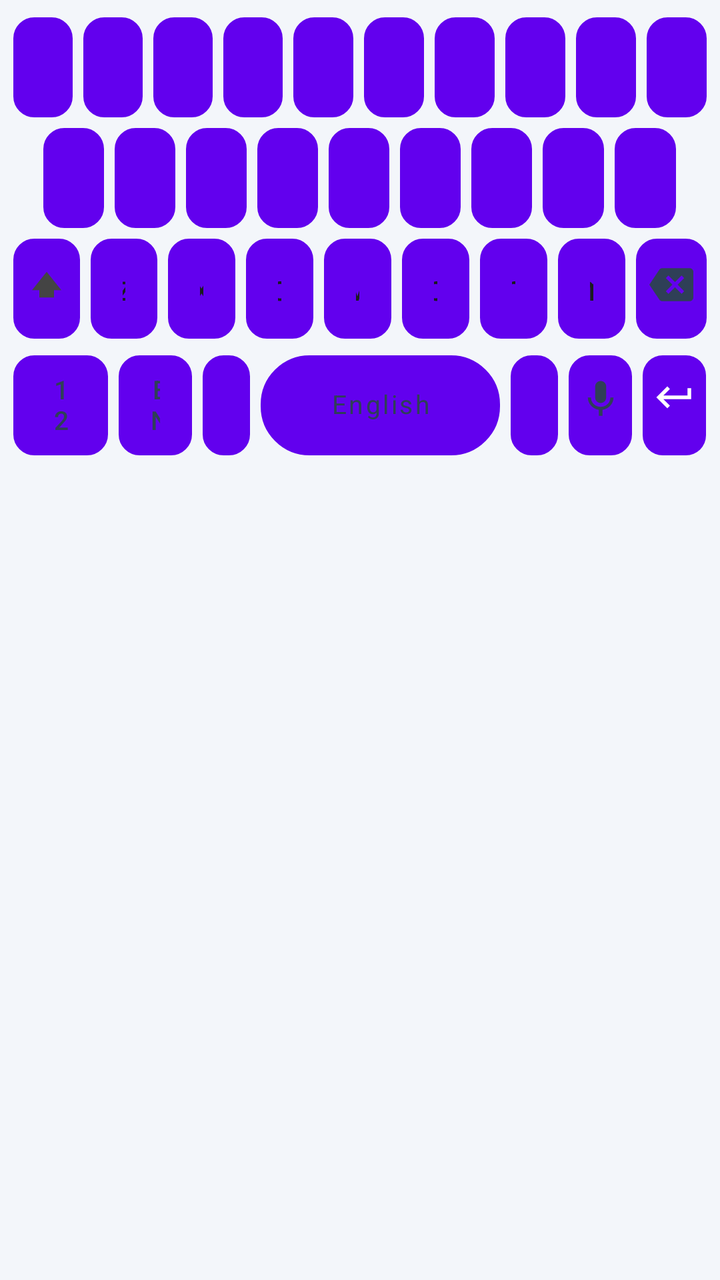
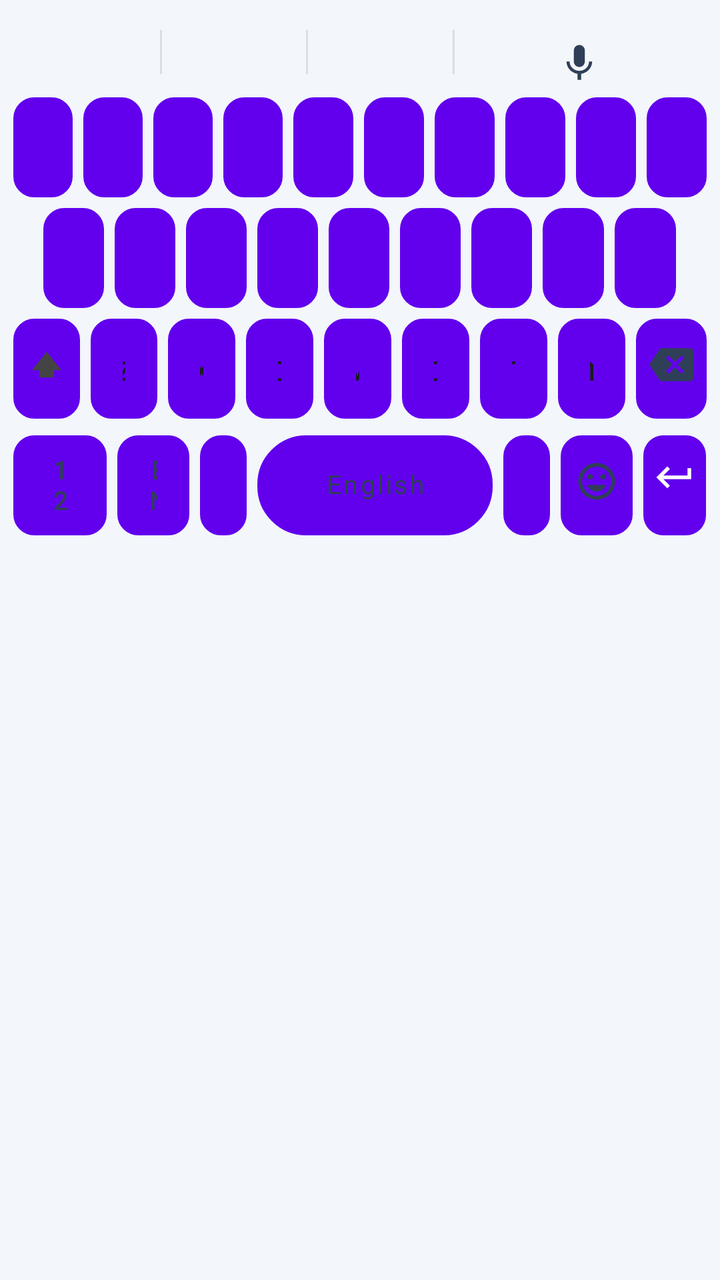

The first picture is an Android layout as it rendered before a commit; the second is the same layout after the commit. The layout source and the unified diff follow.
<!-- AndroidManifest.xml: fallback theme Theme.MaterialComponents.DayNight.NoActionBar -->
<!-- res/layout/keyboard_view.xml -->
<?xml version="1.0" encoding="utf-8"?>
<LinearLayout xmlns:android="http://schemas.android.com/apk/res/android"
    android:layout_width="match_parent"
    android:layout_height="wrap_content"
    android:background="@color/kb_bg_light"
    android:clipToPadding="false"
    android:orientation="vertical"
    android:paddingStart="4dp"
    android:paddingEnd="4dp"
    android:paddingTop="6dp">

    
    <LinearLayout
        android:layout_width="match_parent"
        android:layout_height="wrap_content"
        android:orientation="horizontal">

        <Button android:id="@+id/key_q" style="@style/KeyboardButton" android:text="q" />
        <Button android:id="@+id/key_w" style="@style/KeyboardButton" android:text="w" />
        <Button android:id="@+id/key_e" style="@style/KeyboardButton" android:text="e" />
        <Button android:id="@+id/key_r" style="@style/KeyboardButton" android:text="r" />
        <Button android:id="@+id/key_t" style="@style/KeyboardButton" android:text="t" />
        <Button android:id="@+id/key_y" style="@style/KeyboardButton" android:text="y" />
        <Button android:id="@+id/key_u" style="@style/KeyboardButton" android:text="u" />
        <Button android:id="@+id/key_i" style="@style/KeyboardButton" android:text="i" />
        <Button android:id="@+id/key_o" style="@style/KeyboardButton" android:text="o" />
        <Button android:id="@+id/key_p" style="@style/KeyboardButton" android:text="p" />
    </LinearLayout>

    
    
    <LinearLayout
        android:layout_width="match_parent"
        android:layout_height="wrap_content"
        android:orientation="horizontal">

        
        <View
            android:layout_width="0dp"
            android:layout_height="0dp"
            android:layout_weight="0.5" />

        <Button android:id="@+id/key_a" style="@style/KeyboardButton" android:text="a" />
        <Button android:id="@+id/key_s" style="@style/KeyboardButton" android:text="s" />
        <Button android:id="@+id/key_d" style="@style/KeyboardButton" android:text="d" />
        <Button android:id="@+id/key_f" style="@style/KeyboardButton" android:text="f" />
        <Button android:id="@+id/key_g" style="@style/KeyboardButton" android:text="g" />
        <Button android:id="@+id/key_h" style="@style/KeyboardButton" android:text="h" />
        <Button android:id="@+id/key_j" style="@style/KeyboardButton" android:text="j" />
        <Button android:id="@+id/key_k" style="@style/KeyboardButton" android:text="k" />
        <Button android:id="@+id/key_l" style="@style/KeyboardButton" android:text="l" />

        <View
            android:layout_width="0dp"
            android:layout_height="0dp"
            android:layout_weight="0.5" />
    </LinearLayout>

    
    <LinearLayout
        android:layout_width="match_parent"
        android:layout_height="wrap_content"
        android:baselineAligned="false"
        android:gravity="center_vertical"
        android:layout_marginBottom="3dp"
        android:orientation="horizontal">

        
        <Button
            android:id="@+id/key_shift"
            style="@style/KeyboardButtonShift"
            android:text=""
            android:drawableTop="@drawable/ic_shift"
            android:drawablePadding="0dp" />

        <Button android:id="@+id/key_z" style="@style/KeyboardButton" android:text="z" />
        <Button android:id="@+id/key_x" style="@style/KeyboardButton" android:text="x" />
        <Button android:id="@+id/key_c" style="@style/KeyboardButton" android:text="c" />
        <Button android:id="@+id/key_v" style="@style/KeyboardButton" android:text="v" />
        <Button android:id="@+id/key_b" style="@style/KeyboardButton" android:text="b" />
        <Button android:id="@+id/key_n" style="@style/KeyboardButton" android:text="n" />
        <Button android:id="@+id/key_m" style="@style/KeyboardButton" android:text="m" />

        <Button
            android:id="@+id/key_backspace"
            style="@style/KeyboardButtonIcon"
            android:text=""
            android:drawableTop="@drawable/ic_backspace"
            android:drawablePadding="0dp" />
    </LinearLayout>

    
    <LinearLayout
        android:layout_width="match_parent"
        android:layout_height="wrap_content"
        android:baselineAligned="false"
        android:gravity="center_vertical"
        android:orientation="horizontal"
        android:paddingBottom="2dp">

        <Button
            android:id="@+id/key_symbols"
            style="@style/KeyboardButtonBottomSmall"
            android:text="123" />

        <Button
            android:id="@+id/key_language"
            style="@style/KeyboardButtonLanguage"
            android:text="EN" />

        <Button
            android:id="@+id/key_comma"
            style="@style/KeyboardButtonFunctional"
            android:layout_weight="0.68"
            android:text="," />

        <Button
            android:id="@+id/key_space"
            style="@style/KeyboardButtonSpace"
            android:text="English" />

        <Button
            android:id="@+id/key_dot"
            style="@style/KeyboardButtonFunctional"
            android:layout_weight="0.68"
            android:text="." />

        <Button
            android:id="@+id/key_voice"
            style="@style/KeyboardButtonMic"
            android:text=""
            android:drawableTop="@drawable/ic_mic"
            android:drawablePadding="0dp" />

        <Button
            android:id="@+id/key_enter"
            style="@style/KeyboardButtonEnter"
            android:layout_weight="0.9"
            android:text=""
            android:drawableTop="@drawable/ic_enter"
            android:drawablePadding="0dp" />
    </LinearLayout>

</LinearLayout>
<!-- resources referenced by this layout -->
<resources>
  <color name="kb_bg_light">#F3F6FA</color>
  <!-- drawable ic_shift (drawable) -->
  <?xml version="1.0" encoding="utf-8"?>
  <vector xmlns:android="http://schemas.android.com/apk/res/android"
      android:width="22dp"
      android:height="22dp"
      android:viewportWidth="24"
      android:viewportHeight="24">
      <path
          android:fillColor="#444444"
          android:pathData="M4,15h4v4h8v-4h4L12,5L4,15z" />
  </vector>
  <style name="KeyboardButtonBottomSmall" parent="KeyboardButtonFunctional">
          <item name="android:layout_weight">1.35</item>
          <item name="android:textSize">13sp</item>
      </style>
  <style name="KeyboardButtonFunctional" parent="KeyboardButton">
          <item name="android:background">@drawable/key_background_functional</item>
          <item name="android:textColor">@color/kb_text_functional_light</item>
          <item name="android:textSize">14sp</item>
          <item name="android:fontFamily">sans-serif-medium</item>
      </style>
  <style name="KeyboardButtonLanguage" parent="KeyboardButtonFunctional">
          <item name="android:layout_weight">1.05</item>
          <item name="android:textSize">13sp</item>
      </style>
  <style name="KeyboardButtonMic" parent="KeyboardButtonFunctional">
          <item name="android:layout_weight">0.9</item>
          <item name="android:paddingTop">5dp</item>
          <item name="android:paddingBottom">5dp</item>
          <item name="android:textSize">0sp</item>
          <item name="android:gravity">center</item>
          <item name="android:drawableTint">@color/kb_icon_light</item>
      </style>
  <style name="KeyboardButtonShift" parent="KeyboardButtonIcon">
          <item name="android:layout_weight">1.0</item>
          <item name="android:drawableTint">@null</item>
      </style>
  <style name="KeyboardButtonSpace" parent="KeyboardButton">
          <item name="android:layout_weight">3.4</item>
          <item name="android:background">@drawable/key_background_space</item>
          <item name="android:textSize">13sp</item>
          <item name="android:textColor">@color/kb_text_functional_light</item>
          <item name="android:fontFamily">sans-serif</item>
      </style>
  <color name="kb_text_primary_light">#1A1C1E</color>
  <color name="kb_enter_text">#FFFFFF</color>
  <color name="kb_text_functional_light">#2F3F57</color>
  <color name="kb_icon_light">#2F3F57</color>
  <color name="kb_ripple_light">#1F0B57D0</color>
  <color name="kb_key_light">#FFFFFF</color>
  <color name="kb_key_stroke_light">#D5DEE8</color>
  <color name="kb_accent">#0B57D0</color>
  <color name="kb_key_functional_light">#EAF1FA</color>
  <!-- unchanged entries left out for length: 10 -->
</resources>

<!-- the commit's change to res/layout/keyboard_view.xml (unified diff, before → after) -->
@@ -8,6 +8,57 @@
     android:paddingStart="4dp"
     android:paddingEnd="4dp"
     android:paddingTop="6dp">
+
+    
+    <LinearLayout
+        android:id="@+id/suggestions_strip"
+        android:layout_width="match_parent"
+        android:layout_height="40dp"
+        android:orientation="horizontal"
+        android:gravity="center_vertical"
+        android:paddingStart="4dp"
+        android:paddingEnd="4dp">
+
+        <Button
+            android:id="@+id/suggestion_left"
+            style="@style/SuggestionButton"
+            android:text="" />
+
+        <View
+            android:layout_width="1dp"
+            android:layout_height="22dp"
+            android:background="#1A000000" />
+
+        <Button
+            android:id="@+id/suggestion_center"
+            style="@style/SuggestionButton"
+            android:text="" />
+
+        <View
+            android:layout_width="1dp"
+            android:layout_height="22dp"
+            android:background="#1A000000" />
+
+        <Button
+            android:id="@+id/suggestion_right"
+            style="@style/SuggestionButton"
+            android:text="" />
+
+        <View
+            android:layout_width="1dp"
+            android:layout_height="22dp"
+            android:background="#1A000000" />
+
+        <Button
+            android:id="@+id/key_voice"
+            style="@style/KeyboardButtonIcon"
+            android:layout_width="44dp"
+            android:layout_height="match_parent"
+            android:background="@android:color/transparent"
+            android:text=""
+            android:drawableTop="@drawable/ic_mic"
+            android:drawablePadding="0dp" />
+    </LinearLayout>
 
     
     <LinearLayout
@@ -126,10 +177,10 @@
             android:text="." />
 
         <Button
-            android:id="@+id/key_voice"
-            style="@style/KeyboardButtonMic"
+            android:id="@+id/key_emoji"
+            style="@style/KeyboardButtonIcon"
             android:text=""
-            android:drawableTop="@drawable/ic_mic"
+            android:drawableTop="@drawable/ic_emoji"
             android:drawablePadding="0dp" />
 
         <Button
<!-- resource entries referenced after the edit -->
@@ -1,6 +1,17 @@
 <!-- resources referenced by this layout -->
 <resources>
   <color name="kb_bg_light">#F3F6FA</color>
+  <!-- drawable ic_emoji (drawable) -->
+  <?xml version="1.0" encoding="utf-8"?>
+  <vector xmlns:android="http://schemas.android.com/apk/res/android"
+      android:width="22dp"
+      android:height="22dp"
+      android:viewportWidth="24"
+      android:viewportHeight="24">
+      <path
+          android:fillColor="#333333"
+          android:pathData="M12,2C6.48,2 2,6.48 2,12s4.48,10 10,10 10,-4.48 10,-10S17.52,2 12,2zM12,20c-4.41,0 -8,-3.59 -8,-8s3.59,-8 8,-8 8,3.59 8,8 -3.59,8 -8,8zM15.5,11c0.83,0 1.5,-0.67 1.5,-1.5S16.33,8 15.5,8 14,8.67 14,9.5s0.67,1.5 1.5,1.5zM8.5,11c0.83,0 1.5,-0.67 1.5,-1.5S9.33,8 8.5,8 7,8.67 7,9.5 7.67,11 8.5,11zM12,17.5c2.33,0 4.31,-1.46 5.11,-3.5L6.89,14c0.8,2.04 2.78,3.5 5.11,3.5z" />
+  </vector>
   <!-- drawable ic_shift (drawable) -->
   <?xml version="1.0" encoding="utf-8"?>
   <vector xmlns:android="http://schemas.android.com/apk/res/android"
@@ -26,14 +37,6 @@
           <item name="android:layout_weight">1.05</item>
           <item name="android:textSize">13sp</item>
       </style>
-  <style name="KeyboardButtonMic" parent="KeyboardButtonFunctional">
-          <item name="android:layout_weight">0.9</item>
-          <item name="android:paddingTop">5dp</item>
-          <item name="android:paddingBottom">5dp</item>
-          <item name="android:textSize">0sp</item>
-          <item name="android:gravity">center</item>
-          <item name="android:drawableTint">@color/kb_icon_light</item>
-      </style>
   <style name="KeyboardButtonShift" parent="KeyboardButtonIcon">
           <item name="android:layout_weight">1.0</item>
           <item name="android:drawableTint">@null</item>
@@ -44,6 +47,21 @@
           <item name="android:textSize">13sp</item>
           <item name="android:textColor">@color/kb_text_functional_light</item>
           <item name="android:fontFamily">sans-serif</item>
+      </style>
+  <style name="SuggestionButton">
+          <item name="android:layout_width">0dp</item>
+          <item name="android:layout_height">match_parent</item>
+          <item name="android:layout_weight">1</item>
+          <item name="android:background">@android:color/transparent</item>
+          <item name="android:textColor">@color/kb_text_primary_light</item>
+          <item name="android:textSize">16sp</item>
+          <item name="android:textAllCaps">false</item>
+          <item name="android:gravity">center</item>
+          <item name="android:clickable">true</item>
+          <item name="android:focusable">true</item>
+          <item name="android:stateListAnimator">@null</item>
+          <item name="android:elevation">0dp</item>
+          <item name="android:includeFontPadding">false</item>
       </style>
   <color name="kb_text_primary_light">#1A1C1E</color>
   <color name="kb_enter_text">#FFFFFF</color>
